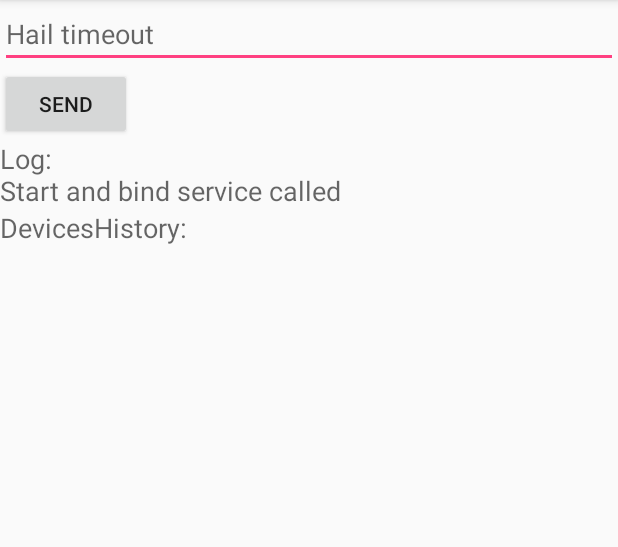
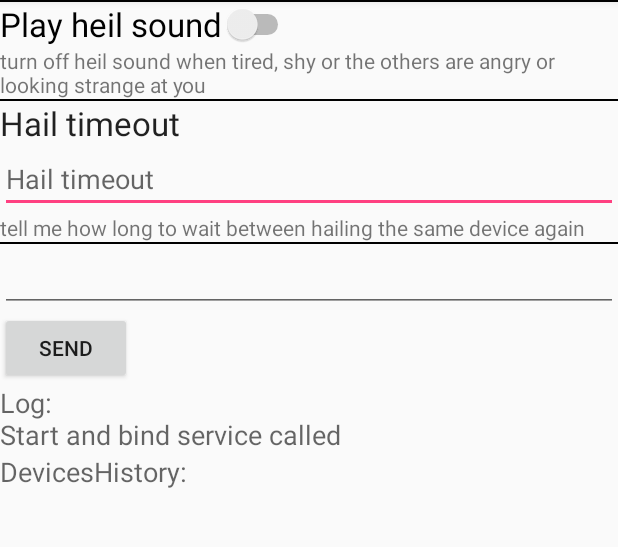
Before and after one commit to laimisnd/icebreaker, an Android app: the screen it shows after launch (MyActivity), on a phone screen of 412 x 824 dp, the part 84-631 px from its top. Run offline under Robolectric (Android 15) with nearby library versions, the light colour scheme and no system bars; 5 statements that could not run were skipped.

Commit message:
9-quite stable. adding options GUI

```diff
--- a/app/src/main/res/layout/content_my.xml
+++ b/app/src/main/res/layout/content_my.xml
@@ -17,13 +17,59 @@
     android:weightSum="1"
     android:scrollIndicators="right">
 
+    <View
+        android:layout_width="fill_parent"
+        android:layout_height="1dip"
+        android:background="#000000" />
+
+    <Switch
+        android:layout_width="wrap_content"
+        android:layout_height="wrap_content"
+        android:text="@string/label_hail_sound"
+        android:textAppearance="?android:attr/textAppearanceLarge"
+        android:id="@+id/switch_heil_sound" />
+
+    <TextView
+        android:layout_width="wrap_content"
+        android:layout_height="wrap_content"
+        android:textAppearance="?android:attr/textAppearanceSmall"
+        android:text="@string/help_hail_sound" />
+
+    <View
+        android:layout_width="fill_parent"
+        android:layout_height="1dip"
+        android:background="#000000" />
+    <TextView
+        android:layout_width="wrap_content"
+        android:layout_height="wrap_content"
+        android:textAppearance="?android:attr/textAppearanceLarge"
+        android:text="@string/label_hail_timeout" />
 
     <EditText
         android:layout_width="match_parent"
         android:layout_height="wrap_content"
         android:id="@+id/hailTimeout"
         android:numeric="integer"
-        android:hint="Hail timeout" />
+        android:hint="Hail timeout"
+        android:inputType="number" />
+
+    <TextView
+        android:layout_width="wrap_content"
+        android:layout_height="wrap_content"
+        android:textAppearance="?android:attr/textAppearanceSmall"
+        android:text="@string/help_hail_timeout" />
+
+    <View
+        android:layout_width="fill_parent"
+        android:layout_height="1dip"
+        android:background="#000000" />
+
+    <EditText
+        android:layout_width="match_parent"
+        android:layout_height="wrap_content"
+        android:ems="10"
+        android:id="@+id/editText"
+        android:inputType="time" />
 
     <Button
         android:layout_width="wrap_content"
--- a/app/src/main/res/values/strings.xml
+++ b/app/src/main/res/values/strings.xml
@@ -6,4 +6,8 @@
     <string name="action_stop">Stop service</string>
     <string name="action_start">Start service</string>
     <string name="title_activity_display_message">Laimis Message</string>
+    <string name="label_hail_timeout">Hail timeout</string>
+    <string name="help_hail_timeout">tell me how long to wait between hailing the same device again</string>
+    <string name="label_hail_sound">Play heil sound</string>
+    <string name="help_hail_sound">turn off heil sound when tired, shy or the others are angry or looking strange at you</string>
 </resources>
```
